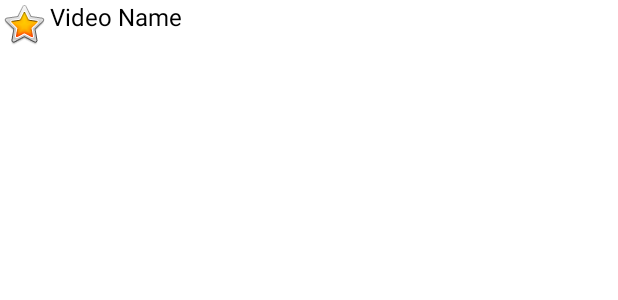
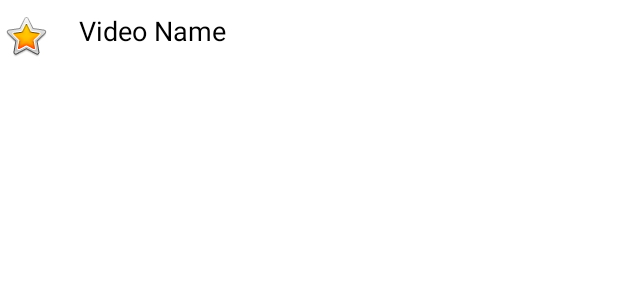
Before and after one commit to ShyamSundhar1411/Find-Books-Kotlin, an Android app: the layout custom_video_layout.xml on its own in the app's theme, with its tools: preview values and no code run, on a phone screen of 412 x 824 dp. Shown: the top 300 px of the screen. Run offline under Robolectric (Android 15) with nearby library versions, the phone set to English and light mode, and no system bars.

Commit message:
Wrapping Up

```diff
--- a/app/src/main/AndroidManifest.xml
+++ b/app/src/main/AndroidManifest.xml
@@ -1,7 +1,7 @@
 <?xml version="1.0" encoding="utf-8"?>
 <manifest xmlns:android="http://schemas.android.com/apk/res/android"
     package="com.shyam.searchyt">
-
+    <uses-permission android:name="android.permission.INTERNET" />
     <application
         android:allowBackup="true"
         android:icon="@mipmap/ic_launcher"
--- a/app/src/main/res/layout/activity_search.xml
+++ b/app/src/main/res/layout/activity_search.xml
@@ -7,7 +7,7 @@
     tools:context=".SearchActivity">
 
     <ListView
-        android:id="@+id/VideoListView"
+        android:id="@+id/BookListView"
         android:layout_width="match_parent"
         android:layout_height="match_parent"
         app:layout_constraintEnd_toEndOf="parent"
--- a/app/src/main/res/layout/custom_video_layout.xml
+++ b/app/src/main/res/layout/custom_video_layout.xml
@@ -8,22 +8,28 @@
     android:orientation="vertical">
 
     <ImageView
-        android:id="@+id/imageView2"
-        android:layout_width="wrap_content"
+        android:id="@+id/thumbnailView"
+        android:layout_width="0dp"
         android:layout_height="wrap_content"
-        app:srcCompat="@android:drawable/btn_star_big_on"
-        tools:layout_editor_absoluteX="7dp"
-        tools:layout_editor_absoluteY="10dp" />
+        android:layout_marginStart="1dp"
+        android:layout_marginTop="8dp"
+        app:layout_constraintStart_toStartOf="parent"
+        app:layout_constraintTop_toTopOf="parent"
+        app:srcCompat="@android:drawable/btn_star_big_on" />
 
     <TextView
-        android:id="@+id/textView"
-        android:layout_width="377dp"
+        android:id="@+id/titleView"
+        android:layout_width="0dp"
         android:layout_height="wrap_content"
-        android:text="Video Name"
+        android:layout_marginStart="5dp"
+        android:layout_marginTop="8dp"
+        android:layout_marginEnd="1dp"
+        android:text="   Video Name"
+        android:textAlignment="viewStart"
         android:textColor="#000000"
-        android:textSize="16sp"
+        android:textSize="18sp"
         app:layout_constraintEnd_toEndOf="parent"
-        app:layout_constraintHorizontal_bias="0.5"
-        app:layout_constraintStart_toEndOf="@+id/imageView2"
-        tools:layout_editor_absoluteY="20dp" />
+        app:layout_constraintHorizontal_bias="0.0"
+        app:layout_constraintStart_toEndOf="@+id/thumbnailView"
+        app:layout_constraintTop_toTopOf="parent" />
 </androidx.constraintlayout.widget.ConstraintLayout>
--- a/app/src/main/res/values/strings.xml
+++ b/app/src/main/res/values/strings.xml
@@ -1,4 +1,4 @@
 <resources>
-    <string name="app_name">SearchYT</string>
+    <string name="app_name">BookHub</string>
     <string name="searchBoxText">Search</string>
 </resources>
```
Also changed, not shown: app/src/main/java/com/shyam/searchyt/API Backend.kt (+13 -14 lines), app/src/main/java/com/shyam/searchyt/SearchActivity.kt (+68 -1 lines), 2 other files.
